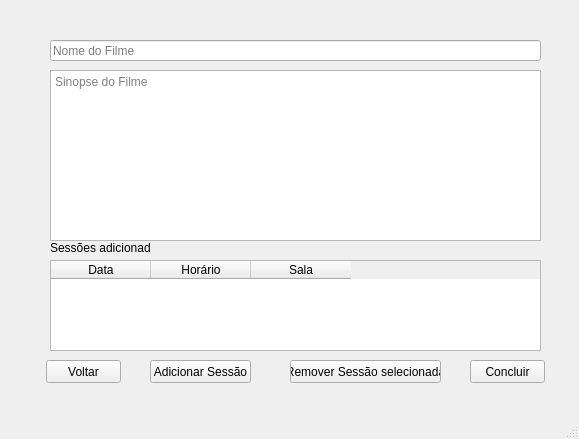
Above: Telas/TelaAdicionarFilme.ui from tfarnecim/APS before the change. Below: the same form after it.
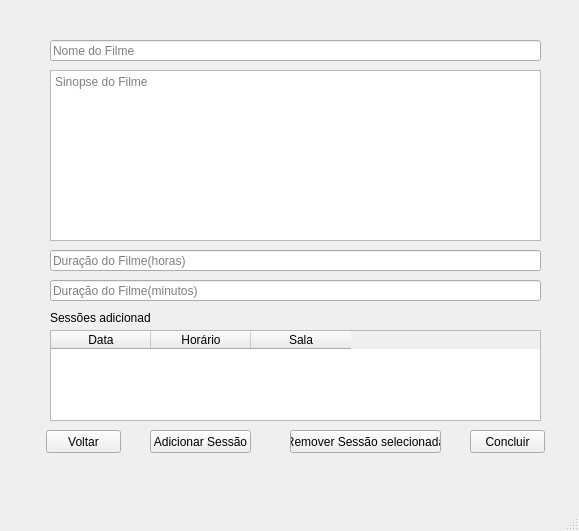
That is the form after the change.

```diff
--- a/Telas/TelaAdicionarFilme.ui
+++ b/Telas/TelaAdicionarFilme.ui
@@ -7,7 +7,7 @@
     <x>0</x>
     <y>0</y>
     <width>579</width>
-    <height>439</height>
+    <height>531</height>
    </rect>
   </property>
   <property name="windowTitle">
@@ -21,7 +21,7 @@
     <property name="geometry">
      <rect>
       <x>46</x>
-      <y>360</y>
+      <y>430</y>
       <width>75</width>
       <height>23</height>
      </rect>
@@ -34,7 +34,7 @@
     <property name="geometry">
      <rect>
       <x>50</x>
-      <y>240</y>
+      <y>310</y>
       <width>101</width>
       <height>16</height>
      </rect>
@@ -47,7 +47,7 @@
     <property name="geometry">
      <rect>
       <x>150</x>
-      <y>360</y>
+      <y>430</y>
       <width>101</width>
       <height>23</height>
      </rect>
@@ -60,7 +60,7 @@
     <property name="geometry">
      <rect>
       <x>470</x>
-      <y>360</y>
+      <y>430</y>
       <width>75</width>
       <height>23</height>
      </rect>
@@ -76,7 +76,7 @@
     <property name="geometry">
      <rect>
       <x>50</x>
-      <y>260</y>
+      <y>330</y>
       <width>491</width>
       <height>91</height>
      </rect>
@@ -139,7 +139,7 @@
     <property name="geometry">
      <rect>
       <x>290</x>
-      <y>360</y>
+      <y>430</y>
       <width>151</width>
       <height>23</height>
      </rect>
@@ -148,6 +148,32 @@
      <string>Remover Sessão selecionada</string>
     </property>
    </widget>
+   <widget class="QLineEdit" name="lineEdit_2">
+    <property name="geometry">
+     <rect>
+      <x>50</x>
+      <y>250</y>
+      <width>491</width>
+      <height>21</height>
+     </rect>
+    </property>
+    <property name="placeholderText">
+     <string>Duração do Filme(horas)</string>
+    </property>
+   </widget>
+   <widget class="QLineEdit" name="lineEdit_3">
+    <property name="geometry">
+     <rect>
+      <x>50</x>
+      <y>280</y>
+      <width>491</width>
+      <height>21</height>
+     </rect>
+    </property>
+    <property name="placeholderText">
+     <string>Duração do Filme(minutos)</string>
+    </property>
+   </widget>
   </widget>
   <widget class="QMenuBar" name="menubar">
    <property name="geometry">
```
